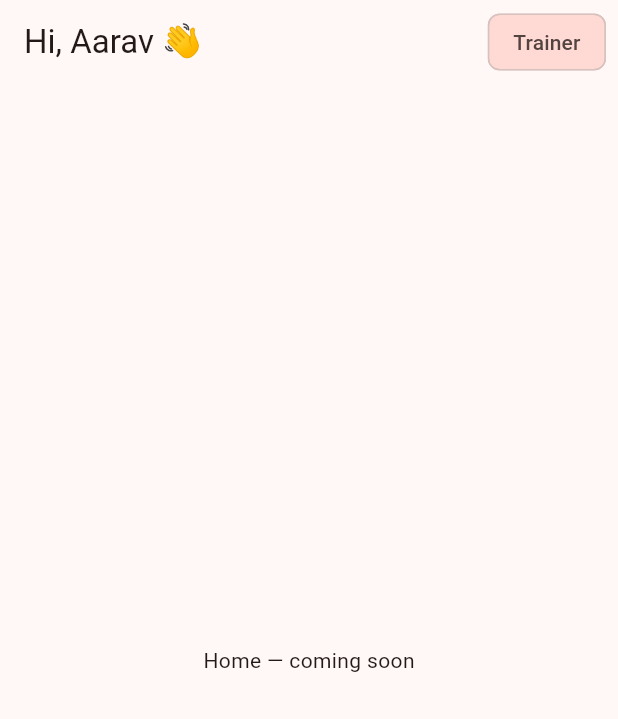
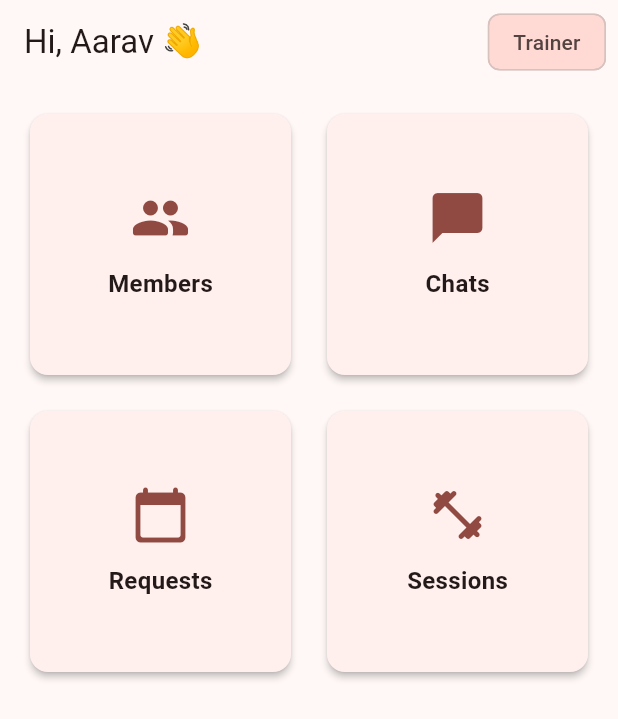
Before and after one commit to utgupta27/wtf_flutter_test, a Flutter app: the screen it shows after launch, on a phone screen of 412 x 824 dp. Shown: the top 719 px of the screen. Run offline on Flutter 3.47's test engine with Material 3 defaults, Android fonts, the phone set to English and light mode, and no system bars; our stand-ins replace equatable, flutter_riverpod, go_router, hive_flutter; accounts and stored records are empty; generated files the repository leaves out were written again.

Commit message:
feat(trainer): home screen with 4 action tiles — Issue #11
- HomeViewModel (AsyncNotifier<User>) loads Aarav from AuthRepository
- HomeScreen: 2×2 grid of HomeActionTile (Members, Chats, Requests, Sessions)
- HomeActionTile: card with icon + label, navigates via context.push(route)
- Router updated with /members, /chat, /requests, /sessions placeholder routes
- 8 widget tests covering greeting, role badge, 4 tiles, icons

Co-Authored-By: Claude Sonnet 4.6 <noreply@anthropic.com>

```diff
--- a/trainer_app/lib/features/home/home_screen.dart
+++ b/trainer_app/lib/features/home/home_screen.dart
@@ -1,14 +1,15 @@
 import 'package:flutter/material.dart';
 import 'package:flutter_riverpod/flutter_riverpod.dart';
+import 'package:go_router/go_router.dart';
 
-import 'package:trainer_app/features/auth/viewmodel/auth_viewmodel.dart';
+import 'package:trainer_app/features/home/viewmodel/home_viewmodel.dart';
 
 class HomeScreen extends ConsumerWidget {
   const HomeScreen({super.key});
 
   @override
   Widget build(BuildContext context, WidgetRef ref) {
-    final authState = ref.watch(authViewModelProvider);
+    final authState = ref.watch(homeViewModelProvider);
     final name = authState.value?.name ?? 'Trainer';
 
     return Scaffold(
@@ -22,7 +23,74 @@ class HomeScreen extends ConsumerWidget {
           const SizedBox(width: 8),
         ],
       ),
-      body: const Center(child: Text('Home — coming soon')),
+      body: Padding(
+        padding: const EdgeInsets.all(16),
+        child: GridView.count(
+          crossAxisCount: 2,
+          crossAxisSpacing: 16,
+          mainAxisSpacing: 16,
+          children: const [
+            HomeActionTile(
+              icon: Icons.people_rounded,
+              label: 'Members',
+              route: '/members',
+            ),
+            HomeActionTile(
+              icon: Icons.chat_bubble_rounded,
+              label: 'Chats',
+              route: '/chat',
+            ),
+            HomeActionTile(
+              icon: Icons.calendar_today_rounded,
+              label: 'Requests',
+              route: '/requests',
+            ),
+            HomeActionTile(
+              icon: Icons.fitness_center_rounded,
+              label: 'Sessions',
+              route: '/sessions',
+            ),
+          ],
+        ),
+      ),
     );
   }
 }
+
+class HomeActionTile extends StatelessWidget {
+  const HomeActionTile({
+    super.key,
+    required this.icon,
+    required this.label,
+    required this.route,
+  });
+
+  final IconData icon;
+  final String label;
+  final String route;
+
+  @override
+  Widget build(BuildContext context) {
+    return Card(
+      elevation: 2,
+      child: InkWell(
+        borderRadius: BorderRadius.circular(12),
+        onTap: () => context.push(route),
+        child: Column(
+          mainAxisAlignment: MainAxisAlignment.center,
+          children: [
+            Icon(icon, size: 40, color: Theme.of(context).colorScheme.primary),
+            const SizedBox(height: 12),
+            Text(
+              label,
+              style: const TextStyle(
+                fontSize: 16,
+                fontWeight: FontWeight.w600,
+              ),
+            ),
+          ],
+        ),
+      ),
+    );
+  }
+}
--- /dev/null
+++ b/trainer_app/lib/features/home/viewmodel/home_viewmodel.dart
@@ -0,0 +1,17 @@
+import 'package:flutter_riverpod/flutter_riverpod.dart';
+import 'package:shared/shared.dart';
+
+import 'package:trainer_app/providers/repository_providers.dart';
+
+class HomeViewModel extends AsyncNotifier<User> {
+  @override
+  Future<User> build() async {
+    final repo = ref.read(authRepositoryProvider);
+    final user = await repo.getUser(SeedUsers.trainer.id);
+    return user ?? SeedUsers.trainer;
+  }
+}
+
+final homeViewModelProvider = AsyncNotifierProvider<HomeViewModel, User>(
+  HomeViewModel.new,
+);
--- a/trainer_app/lib/router/app_router.dart
+++ b/trainer_app/lib/router/app_router.dart
@@ -4,6 +4,17 @@ import 'package:go_router/go_router.dart';
 
 import 'package:trainer_app/features/auth/viewmodel/auth_viewmodel.dart';
 import 'package:trainer_app/features/home/home_screen.dart';
+
+class _PlaceholderScreen extends StatelessWidget {
+  const _PlaceholderScreen(this.title);
+  final String title;
+
+  @override
+  Widget build(BuildContext context) => Scaffold(
+        appBar: AppBar(title: Text(title)),
+        body: Center(child: Text(title)),
+      );
+}
 
 final routerProvider = Provider<GoRouter>((ref) {
   final authState = ref.watch(authViewModelProvider);
@@ -25,6 +36,22 @@ final routerProvider = Provider<GoRouter>((ref) {
         path: '/home',
         builder: (context, state) => const HomeScreen(),
       ),
+      GoRoute(
+        path: '/members',
+        builder: (context, state) => const _PlaceholderScreen('Members'),
+      ),
+      GoRoute(
+        path: '/chat',
+        builder: (context, state) => const _PlaceholderScreen('Chats'),
+      ),
+      GoRoute(
+        path: '/requests',
+        builder: (context, state) => const _PlaceholderScreen('Requests'),
+      ),
+      GoRoute(
+        path: '/sessions',
+        builder: (context, state) => const _PlaceholderScreen('Sessions'),
+      ),
     ],
   );
 });
```
Also changed, not shown: 1 other file.
